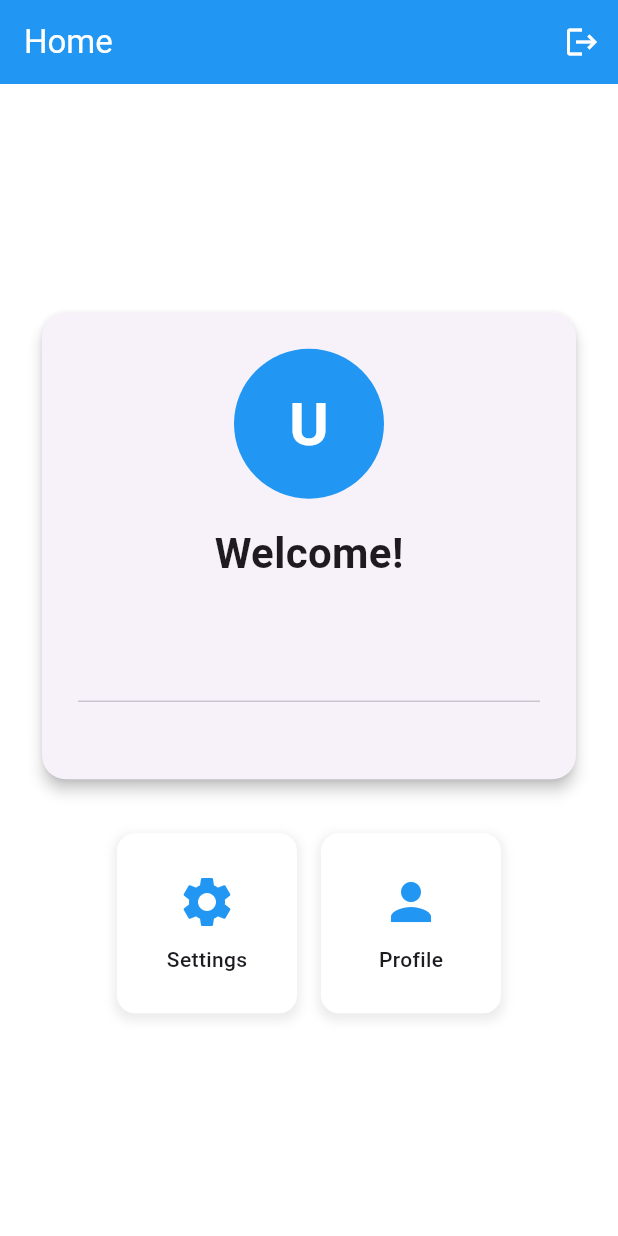
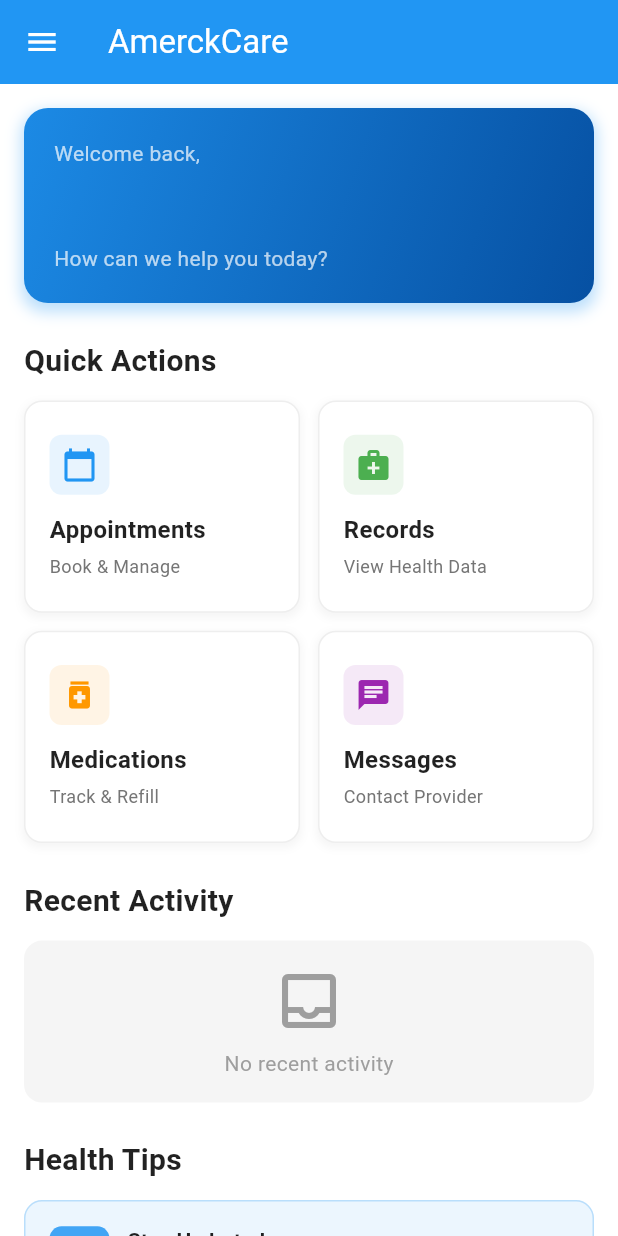
Before and after one commit to JananaDanithra22/amerckcare_apptest, a Flutter app: the HomeScreen screen opened by its route, on a phone screen of 412 x 824 dp. Run offline on Flutter 3.47's test engine with Material 3 defaults, Android fonts, the phone set to English and light mode, and no system bars; our stand-ins replace firebase_auth, firebase_core, flutter_secure_storage, google_sign_in, local_auth, lottie; missing offline and left inert: flutter_facebook_auth; accounts and stored records are empty.

Commit message:
update an home page with sample helath care components

```diff
--- a/amerckcarelogin/lib/features/home/screens/home_screen.dart
+++ b/amerckcarelogin/lib/features/home/screens/home_screen.dart
@@ -1,11 +1,11 @@
-// lib/features/home/screens/home_screen.dart - WITH SESSION MONITORING & STYLED LOGOUT DIALOG
+// lib/features/home/screens/home_screen.dart
 
 import 'package:flutter/material.dart';
 import 'package:provider/provider.dart';
-import 'package:lottie/lottie.dart';
 import '../../auth/providers/auth_provider.dart';
 import '../../../config/routes.dart';
 import '../../../core/utils/session_manager.dart';
+import '../../../shared/widgets/app_drawer.dart';
 
 class HomeScreen extends StatefulWidget {
   const HomeScreen({Key? key}) : super(key: key);
@@ -32,166 +32,149 @@ class _HomeScreenState extends State<HomeScreen> {
     super.dispose();
   }
 
-  Future<void> _handleLogout(BuildContext context, AuthProvider auth) async {
-    final shouldLogout = await showDialog<bool>(
-      context: context,
-      barrierDismissible: false,
-      builder: (context) {
-        return WillPopScope(
-          onWillPop: () async => false,
-          child: Dialog(
-            shape: RoundedRectangleBorder(
-              borderRadius: BorderRadius.circular(16),
+  @override
+  Widget build(BuildContext context) {
+    final auth = Provider.of<AuthProvider>(context);
+    final userEmail = auth.getCurrentUserEmail() ?? 'User';
+    final userName = userEmail.split('@')[0]; // Get name from email
+
+    return Scaffold(
+      // ✅ Add the drawer
+      drawer: const AppDrawer(),
+
+      appBar: AppBar(
+        title: const Text('AmerckCare'),
+        elevation: 0,
+        actions: [
+          // Session status indicator
+          if (SessionManager().isSessionActive)
+            Padding(
+              padding: const EdgeInsets.only(right: 16),
+              child: Center(
+                child: Container(
+                  padding: const EdgeInsets.symmetric(
+                    horizontal: 12,
+                    vertical: 6,
                   ),
-            child: Padding(
-              padding: const EdgeInsets.all(24),
-              child: Column(
+                  decoration: BoxDecoration(
+                    color: Colors.green.shade100,
+                    borderRadius: BorderRadius.circular(12),
+                  ),
+                  child: Row(
                     mainAxisSize: MainAxisSize.min,
                     children: [
-                  const SizedBox(height: 16),
-                  const Text(
-                    'Log out of the app?',
-                    style: TextStyle(
-                      fontSize: 20,
-                      fontWeight: FontWeight.bold,
-                      color: Colors.black87,
-                    ),
-                    textAlign: TextAlign.center,
-                  ),
-                  const SizedBox(height: 12),
-                  const Text(
-                    'You will be signed out and will need to log in again.',
-                    style: TextStyle(fontSize: 14, color: Colors.black54),
-                    textAlign: TextAlign.center,
-                  ),
-                  const SizedBox(height: 24),
-                  Row(
-                    children: [
-                      Expanded(
-                        child: HoverButton(
-                          label: 'Cancel',
-                          onPressed: () {
-                            Navigator.of(context).pop(false);
-                          },
+                      Container(
+                        width: 6,
+                        height: 6,
+                        decoration: const BoxDecoration(
+                          color: Colors.green,
+                          shape: BoxShape.circle,
                         ),
                       ),
-                      const SizedBox(width: 12),
-                      Expanded(
-                        child: HoverButton(
-                          label: 'Log Out',
-                          onPressed: () {
-                            Navigator.of(context).pop(true);
-                          },
+                      const SizedBox(width: 6),
+                      const Text(
+                        'Active',
+                        style: TextStyle(
+                          fontSize: 11,
+                          color: Colors.green,
+                          fontWeight: FontWeight.w600,
                         ),
-                      ),
-                    ],
                       ),
                     ],
                   ),
                 ),
               ),
-        );
-      },
-    );
+            ),
+        ],
+      ),
 
-    // If user confirmed logout
-    if (shouldLogout == true) {
-      // ✅ Stop session monitoring on manual logout
-      SessionManager().stopSession();
+      body: SafeArea(
+        child: SingleChildScrollView(
+          padding: const EdgeInsets.all(16),
+          child: Column(
+            crossAxisAlignment: CrossAxisAlignment.start,
+            children: [
+              // ✅ Welcome Section
+              _buildWelcomeSection(userName, auth),
 
-      await auth.logout();
+              const SizedBox(height: 24),
 
-      if (context.mounted) {
-        Navigator.pushReplacementNamed(context, AppRoutes.login);
-      }
-    }
-  }
+              // ✅ Quick Actions Grid
+              _buildQuickActionsSection(context),
 
-  @override
-  Widget build(BuildContext context) {
-    final auth = Provider.of<AuthProvider>(context);
-    final userEmail = auth.getCurrentUserEmail() ?? 'User';
+              const SizedBox(height: 24),
 
-    final firstChar = userEmail.isNotEmpty ? userEmail[0].toUpperCase() : 'U';
+              // ✅ Recent Activity Section (Placeholder)
+              _buildRecentActivitySection(),
 
-    return Scaffold(
-      appBar: AppBar(
-        title: const Text('Home'),
-        automaticallyImplyLeading: false,
-        actions: [
-          // ✅ Show session status indicator (optional)
-          if (SessionManager().isSessionActive)
-            Padding(
-              padding: const EdgeInsets.only(right: 8),
-              child: Center(
-                child: Container(
-                  width: 8,
-                  height: 8,
-                  decoration: const BoxDecoration(
-                    color: Colors.green,
-                    shape: BoxShape.circle,
+              const SizedBox(height: 24),
+
+              // ✅ Health Tips Section (Placeholder)
+              _buildHealthTipsSection(),
+            ],
           ),
         ),
       ),
+    );
+  }
+
+  /// Welcome section with user greeting
+  Widget _buildWelcomeSection(String userName, AuthProvider auth) {
+    return Container(
+      width: double.infinity,
+      padding: const EdgeInsets.all(20),
+      decoration: BoxDecoration(
+        gradient: const LinearGradient(
+          begin: Alignment.topLeft,
+          end: Alignment.bottomRight,
+          colors: [Color(0xFF1C8AE5), Color(0xFF0650A2)],
         ),
-          IconButton(
-            icon: const Icon(Icons.logout),
-            onPressed: () => _handleLogout(context, auth),
-            tooltip: 'Logout',
+        borderRadius: BorderRadius.circular(16),
+        boxShadow: [
+          BoxShadow(
+            color: Colors.blue.withOpacity(0.3),
+            spreadRadius: 2,
+            blurRadius: 8,
+            offset: const Offset(0, 4),
           ),
         ],
       ),
-      body: Center(
-        child: Padding(
-          padding: const EdgeInsets.all(24.0),
       child: Column(
-            mainAxisAlignment: MainAxisAlignment.center,
+        crossAxisAlignment: CrossAxisAlignment.start,
         children: [
-              Card(
-                elevation: 4,
-                shape: RoundedRectangleBorder(
-                  borderRadius: BorderRadius.circular(16),
+          Row(
+            mainAxisAlignment: MainAxisAlignment.spaceBetween,
+            children: [
+              Expanded(
+                child: Column(
+                  crossAxisAlignment: CrossAxisAlignment.start,
+                  children: [
+                    const Text(
+                      'Welcome back,',
+                      style: TextStyle(color: Colors.white70, fontSize: 14),
                     ),
-                child: Padding(
-                  padding: const EdgeInsets.all(24.0),
-                  child: Column(
-                    children: [
-                      CircleAvatar(
-                        radius: 50,
-                        backgroundColor: Colors.blue,
-                        child: Text(
-                          firstChar,
+                    const SizedBox(height: 4),
+                    Text(
+                      userName,
                       style: const TextStyle(
-                            fontSize: 40,
+                        color: Colors.white,
+                        fontSize: 24,
                         fontWeight: FontWeight.bold,
-                            color: Colors.white,
+                      ),
+                      overflow: TextOverflow.ellipsis,
+                    ),
+                  ],
                 ),
               ),
-                      ),
-                      const SizedBox(height: 16),
-                      const Text(
-                        'Welcome!',
-                        style: TextStyle(
-                          fontSize: 28,
-                          fontWeight: FontWeight.bold,
-                        ),
-                      ),
-                      const SizedBox(height: 8),
-                      Text(
-                        userEmail,
-                        style: TextStyle(fontSize: 16, color: Colors.grey[600]),
-                        textAlign: TextAlign.center,
-                      ),
-                      const SizedBox(height: 16),
-
-                      if (auth.loginType != null) ...[
+              // Login type badge
+              if (auth.loginType != null)
                 Container(
                   padding: const EdgeInsets.symmetric(
-                            horizontal: 12,
+                    horizontal: 10,
                     vertical: 6,
                   ),
                   decoration: BoxDecoration(
-                            color: _getLoginTypeColor(auth.loginType!),
+                    color: Colors.white.withOpacity(0.2),
                     borderRadius: BorderRadius.circular(20),
                   ),
                   child: Row(
@@ -199,15 +182,15 @@ class _HomeScreenState extends State<HomeScreen> {
                     children: [
                       Icon(
                         _getLoginTypeIcon(auth.loginType!),
-                                size: 16,
+                        size: 14,
                         color: Colors.white,
                       ),
-                              const SizedBox(width: 6),
+                      const SizedBox(width: 4),
                       Text(
                         _getLoginTypeText(auth.loginType!),
                         style: const TextStyle(
                           color: Colors.white,
-                                  fontSize: 12,
+                          fontSize: 11,
                           fontWeight: FontWeight.w500,
                         ),
                       ),
@@ -215,57 +198,155 @@ class _HomeScreenState extends State<HomeScreen> {
                   ),
                 ),
             ],
-
-                      const SizedBox(height: 24),
-                      const Divider(),
-                      const SizedBox(height: 16),
-
-                      const SizedBox(height: 4),
+          ),
+          const SizedBox(height: 12),
+          const Text(
+            'How can we help you today?',
+            style: TextStyle(color: Colors.white70, fontSize: 14),
+          ),
         ],
       ),
+    );
+  }
+
+  /// Quick actions grid
+  Widget _buildQuickActionsSection(BuildContext context) {
+    return Column(
+      crossAxisAlignment: CrossAxisAlignment.start,
+      children: [
+        const Text(
+          'Quick Actions',
+          style: TextStyle(
+            fontSize: 20,
+            fontWeight: FontWeight.bold,
+            color: Colors.black87,
           ),
         ),
-
-              const SizedBox(height: 32),
-
-              Row(
-                mainAxisAlignment: MainAxisAlignment.center,
+        const SizedBox(height: 12),
+        GridView.count(
+          shrinkWrap: true,
+          physics: const NeverScrollableScrollPhysics(),
+          crossAxisCount: 2,
+          mainAxisSpacing: 12,
+          crossAxisSpacing: 12,
+          childAspectRatio: 1.3,
           children: [
             _QuickActionCard(
-                    icon: Icons.settings,
-                    label: 'Settings',
+              icon: Icons.calendar_today,
+              title: 'Appointments',
+              subtitle: 'Book & Manage',
+              color: Colors.blue,
               onTap: () {
-                      Navigator.pushNamed(context, AppRoutes.settings);
+                ScaffoldMessenger.of(context).showSnackBar(
+                  const SnackBar(content: Text('Appointments coming soon')),
+                );
               },
             ),
-                  const SizedBox(width: 16),
             _QuickActionCard(
-                    icon: Icons.person,
-                    label: 'Profile',
+              icon: Icons.medical_services,
+              title: 'Records',
+              subtitle: 'View Health Data',
+              color: Colors.green,
               onTap: () {
                 ScaffoldMessenger.of(context).showSnackBar(
-                        const SnackBar(content: Text('Profile coming soon')),
+                  const SnackBar(content: Text('Records coming soon')),
+                );
+              },
+            ),
+            _QuickActionCard(
+              icon: Icons.medication,
+              title: 'Medications',
+              subtitle: 'Track & Refill',
+              color: Colors.orange,
+              onTap: () {
+                ScaffoldMessenger.of(context).showSnackBar(
+                  const SnackBar(content: Text('Medications coming soon')),
+                );
+              },
+            ),
+            _QuickActionCard(
+              icon: Icons.chat,
+              title: 'Messages',
+              subtitle: 'Contact Provider',
+              color: Colors.purple,
+              onTap: () {
+                ScaffoldMessenger.of(context).showSnackBar(
+                  const SnackBar(content: Text('Messages coming soon')),
                 );
               },
             ),
           ],
         ),
       ],
+    );
+  }
+
+  /// Recent activity section
+  Widget _buildRecentActivitySection() {
+    return Column(
+      crossAxisAlignment: CrossAxisAlignment.start,
+      children: [
+        const Text(
+          'Recent Activity',
+          style: TextStyle(
+            fontSize: 20,
+            fontWeight: FontWeight.bold,
+            color: Colors.black87,
+          ),
+        ),
+        const SizedBox(height: 12),
+        Container(
+          padding: const EdgeInsets.all(16),
+          decoration: BoxDecoration(
+            color: Colors.grey.shade100,
+            borderRadius: BorderRadius.circular(12),
+          ),
+          child: const Center(
+            child: Column(
+              children: [
+                Icon(Icons.inbox_outlined, size: 48, color: Colors.grey),
+                SizedBox(height: 8),
+                Text(
+                  'No recent activity',
+                  style: TextStyle(color: Colors.grey, fontSize: 14),
+                ),
+              ],
             ),
           ),
         ),
+      ],
     );
   }
 
-  Color _getLoginTypeColor(LoginType type) {
-    switch (type) {
-      case LoginType.google:
-        return const Color(0xFF4285F4);
-      case LoginType.facebook:
-        return const Color(0xFF1877F2);
-      case LoginType.emailPassword:
-        return const Color(0xFF2196F3);
-    }
+  /// Health tips section
+  Widget _buildHealthTipsSection() {
+    return Column(
+      crossAxisAlignment: CrossAxisAlignment.start,
+      children: [
+        const Text(
+          'Health Tips',
+          style: TextStyle(
+            fontSize: 20,
+            fontWeight: FontWeight.bold,
+            color: Colors.black87,
+          ),
+        ),
+        const SizedBox(height: 12),
+        _HealthTipCard(
+          icon: Icons.water_drop,
+          title: 'Stay Hydrated',
+          description: 'Drink at least 8 glasses of water daily',
+          color: Colors.blue.shade400,
+        ),
+        const SizedBox(height: 8),
+        _HealthTipCard(
+          icon: Icons.bedtime,
+          title: 'Get Enough Sleep',
+          description: 'Aim for 7-9 hours of quality sleep',
+          color: Colors.indigo.shade400,
+        ),
+      ],
+    );
   }
 
   IconData _getLoginTypeIcon(LoginType type) {
@@ -282,23 +363,28 @@ class _HomeScreenState extends State<HomeScreen> {
   String _getLoginTypeText(LoginType type) {
     switch (type) {
       case LoginType.google:
-        return 'Signed in with Google';
+        return 'Google';
       case LoginType.facebook:
-        return 'Signed in with Facebook';
+        return 'Facebook';
       case LoginType.emailPassword:
-        return 'Email Login';
+        return 'Email';
     }
   }
 }
 
+/// Quick action card widget
 class _QuickActionCard extends StatelessWidget {
   final IconData icon;
-  final String label;
+  final String title;
+  final String subtitle;
+  final Color color;
   final VoidCallback onTap;
 
   const _QuickActionCard({
     required this.icon,
-    required this.label,
+    required this.title,
+    required this.subtitle,
+    required this.color,
     required this.onTap,
   });
 
@@ -308,28 +394,45 @@ class _QuickActionCard extends StatelessWidget {
       onTap: onTap,
       borderRadius: BorderRadius.circular(12),
       child: Container(
-        width: 120,
-        height: 120,
+        padding: const EdgeInsets.all(16),
         decoration: BoxDecoration(
           color: Colors.white,
           borderRadius: BorderRadius.circular(12),
+          border: Border.all(color: Colors.grey.shade200),
           boxShadow: [
             BoxShadow(
-              color: Colors.grey.withOpacity(0.2),
-              spreadRadius: 2,
-              blurRadius: 5,
-              offset: const Offset(0, 3),
+              color: Colors.grey.withOpacity(0.1),
+              spreadRadius: 1,
+              blurRadius: 4,
+              offset: const Offset(0, 2),
             ),
           ],
         ),
         child: Column(
+          crossAxisAlignment: CrossAxisAlignment.start,
           mainAxisAlignment: MainAxisAlignment.center,
           children: [
-            Icon(icon, size: 40, color: Colors.blue),
-            const SizedBox(height: 8),
+            Container(
+              padding: const EdgeInsets.all(8),
+              decoration: BoxDecoration(
+                color: color.withOpacity(0.1),
+                borderRadius: BorderRadius.circular(8),
+              ),
+              child: Icon(icon, color: color, size: 24),
+            ),
+            const SizedBox(height: 12),
             Text(
-              label,
-              style: const TextStyle(fontSize: 14, fontWeight: FontWeight.w500),
+              title,
+              style: const TextStyle(
+                fontSize: 16,
+                fontWeight: FontWeight.bold,
+                color: Colors.black87,
+              ),
+            ),
+            const SizedBox(height: 4),
+            Text(
+              subtitle,
+              style: TextStyle(fontSize: 12, color: Colors.grey.shade600),
             ),
           ],
         ),
@@ -338,50 +441,61 @@ class _QuickActionCard extends StatelessWidget {
   }
 }
 
-/// Reusable hover button — same behaviour/visuals as your session warning dialog buttons
-class HoverButton extends StatefulWidget {
-  final String label;
-  final VoidCallback onPressed;
+/// Health tip card widget
+class _HealthTipCard extends StatelessWidget {
+  final IconData icon;
+  final String title;
+  final String description;
+  final Color color;
 
-  const HoverButton({Key? key, required this.label, required this.onPressed})
-    : super(key: key);
-
-  @override
-  State<HoverButton> createState() => _HoverButtonState();
-}
-
-class _HoverButtonState extends State<HoverButton> {
-  bool _isHovered = false;
+  const _HealthTipCard({
+    required this.icon,
+    required this.title,
+    required this.description,
+    required this.color,
+  });
 
   @override
   Widget build(BuildContext context) {
-    // MouseRegion only affects desktop/web; mobile will ignore hover but still be tappable
-    return MouseRegion(
-      onEnter: (_) => setState(() => _isHovered = true),
-      onExit: (_) => setState(() => _isHovered = false),
-      cursor: SystemMouseCursors.click,
-      child: GestureDetector(
-        onTap: widget.onPressed,
-        child: AnimatedContainer(
-          duration: const Duration(milliseconds: 200),
-          curve: Curves.easeInOut,
-          padding: const EdgeInsets.symmetric(vertical: 14, horizontal: 24),
+    return Container(
+      padding: const EdgeInsets.all(16),
       decoration: BoxDecoration(
-            color: _isHovered ? Colors.blue : Colors.transparent,
-            border: Border.all(color: Colors.blue, width: 2),
+        color: color.withOpacity(0.1),
+        borderRadius: BorderRadius.circular(12),
+        border: Border.all(color: color.withOpacity(0.3)),
+      ),
+      child: Row(
+        children: [
+          Container(
+            padding: const EdgeInsets.all(8),
+            decoration: BoxDecoration(
+              color: color,
               borderRadius: BorderRadius.circular(8),
             ),
-          child: Center(
-            child: Text(
-              widget.label,
-              style: TextStyle(
-                fontSize: 16,
-                fontWeight: FontWeight.w600,
-                color: _isHovered ? Colors.white : Colors.blue,
+            child: Icon(icon, color: Colors.white, size: 24),
+          ),
+          const SizedBox(width: 12),
+          Expanded(
+            child: Column(
+              crossAxisAlignment: CrossAxisAlignment.start,
+              children: [
+                Text(
+                  title,
+                  style: const TextStyle(
+                    fontSize: 14,
+                    fontWeight: FontWeight.bold,
+                    color: Colors.black87,
                   ),
                 ),
+                const SizedBox(height: 4),
+                Text(
+                  description,
+                  style: TextStyle(fontSize: 12, color: Colors.grey.shade700),
+                ),
+              ],
             ),
           ),
+        ],
       ),
     );
   }
```
Lines whose indentation alone changed are shown as unchanged.
